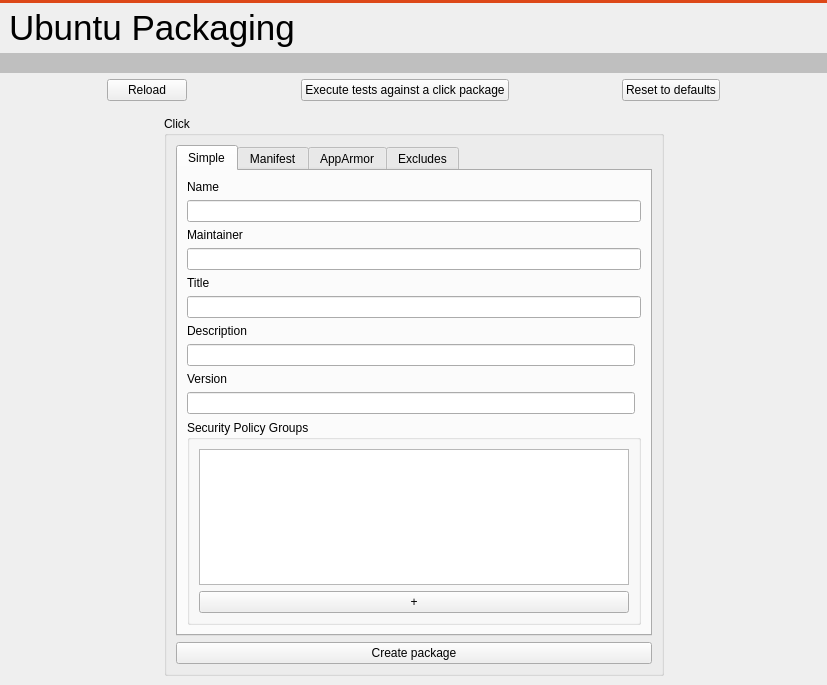
Before: the Qt Designer form src/ubuntu/ubuntupackagingwidget.ui in runelabs/qtcreator-plugin-ubuntu, drawn with Qt 5.
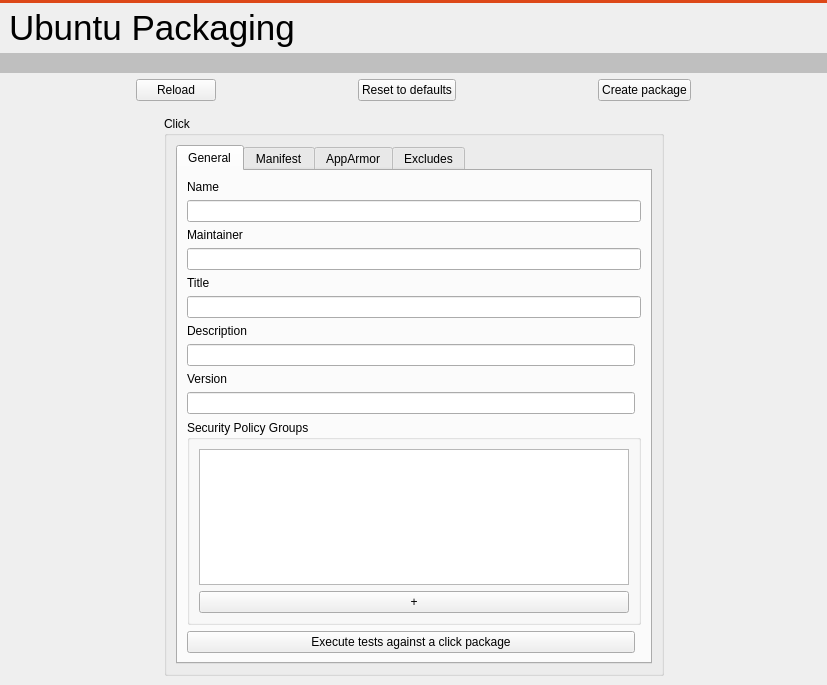
After: the same form once the commit is applied.

```diff
--- a/src/ubuntu/ubuntupackagingwidget.ui
+++ b/src/ubuntu/ubuntupackagingwidget.ui
@@ -166,27 +166,7 @@
           </widget>
          </item>
          <item>
-          <spacer name="horizontalSpacer_9">
-           <property name="orientation">
-            <enum>Qt::Horizontal</enum>
-           </property>
-           <property name="sizeHint" stdset="0">
-            <size>
-             <width>40</width>
-             <height>20</height>
-            </size>
-           </property>
-          </spacer>
-         </item>
-         <item>
-          <widget class="QPushButton" name="pushButtonReviewersTools">
-           <property name="text">
-            <string>Execute tests against a click package</string>
-           </property>
-          </widget>
-         </item>
-         <item>
-          <spacer name="horizontalSpacer">
+          <spacer name="horizontalSpacer_5">
            <property name="orientation">
             <enum>Qt::Horizontal</enum>
            </property>
@@ -205,6 +185,26 @@
            </property>
           </widget>
          </item>
+         <item>
+          <spacer name="horizontalSpacer_9">
+           <property name="orientation">
+            <enum>Qt::Horizontal</enum>
+           </property>
+           <property name="sizeHint" stdset="0">
+            <size>
+             <width>40</width>
+             <height>20</height>
+            </size>
+           </property>
+          </spacer>
+         </item>
+         <item>
+          <widget class="QPushButton" name="pushButtonClickPackage">
+           <property name="text">
+            <string>Create package</string>
+           </property>
+          </widget>
+         </item>
          <item>
           <spacer name="horizontalSpacer_4">
            <property name="orientation">
@@ -230,7 +230,7 @@
            <item>
             <layout class="QHBoxLayout" name="horizontalLayout_4">
              <item>
-              <spacer name="horizontalSpacer_6">
+              <spacer name="horizontalSpacer_10">
                <property name="orientation">
                 <enum>Qt::Horizontal</enum>
                </property>
@@ -267,7 +267,7 @@
                   </property>
                   <widget class="QWidget" name="tabSimple">
                    <attribute name="title">
-                    <string>Simple</string>
+                    <string>General</string>
                    </attribute>
                    <layout class="QGridLayout" name="gridLayout_2">
                     <item row="8" column="0">
@@ -359,6 +359,13 @@
                       </property>
                      </widget>
                     </item>
+                    <item row="12" column="0">
+                     <widget class="QPushButton" name="pushButtonReviewersTools">
+                      <property name="text">
+                       <string>Execute tests against a click package</string>
+                      </property>
+                     </widget>
+                    </item>
                    </layout>
                   </widget>
                   <widget class="QWidget" name="tabManifest">
@@ -393,18 +400,11 @@
                   </widget>
                  </widget>
                 </item>
-                <item>
-                 <widget class="QPushButton" name="pushButtonClickPackage">
-                  <property name="text">
-                   <string>Create package</string>
-                  </property>
-                 </widget>
-                </item>
                </layout>
               </widget>
              </item>
              <item>
-              <spacer name="horizontalSpacer_5">
+              <spacer name="horizontalSpacer_6">
                <property name="orientation">
                 <enum>Qt::Horizontal</enum>
                </property>
```
Left out of the diff: 6 changed lines with no effect on the pictures.
